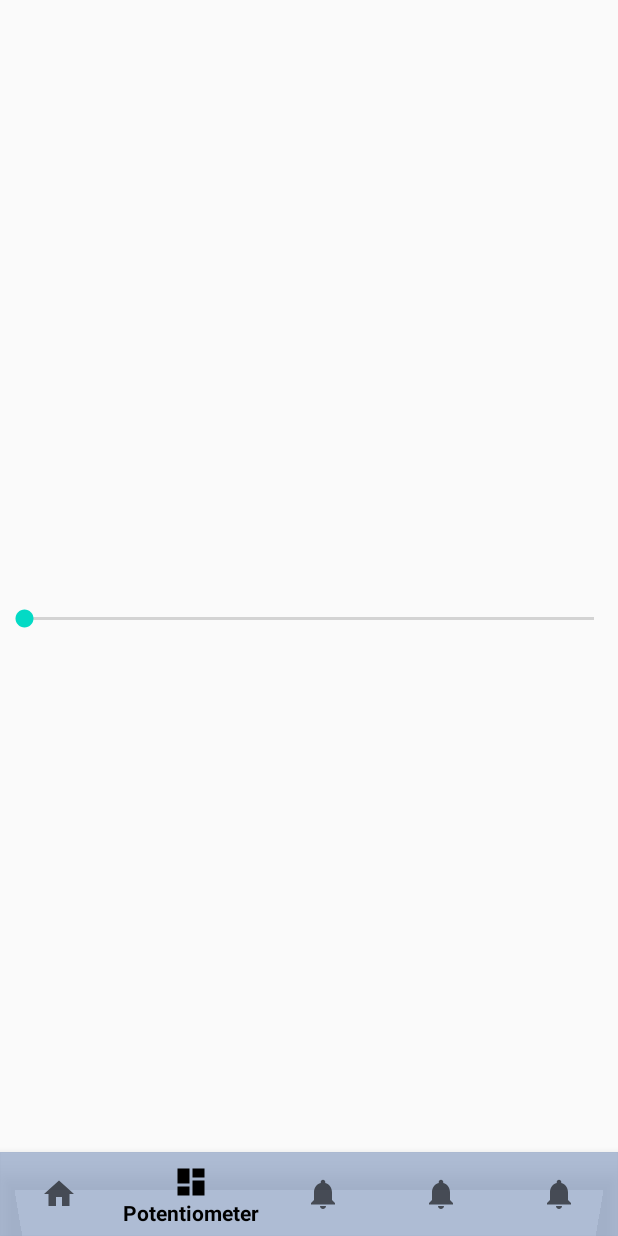
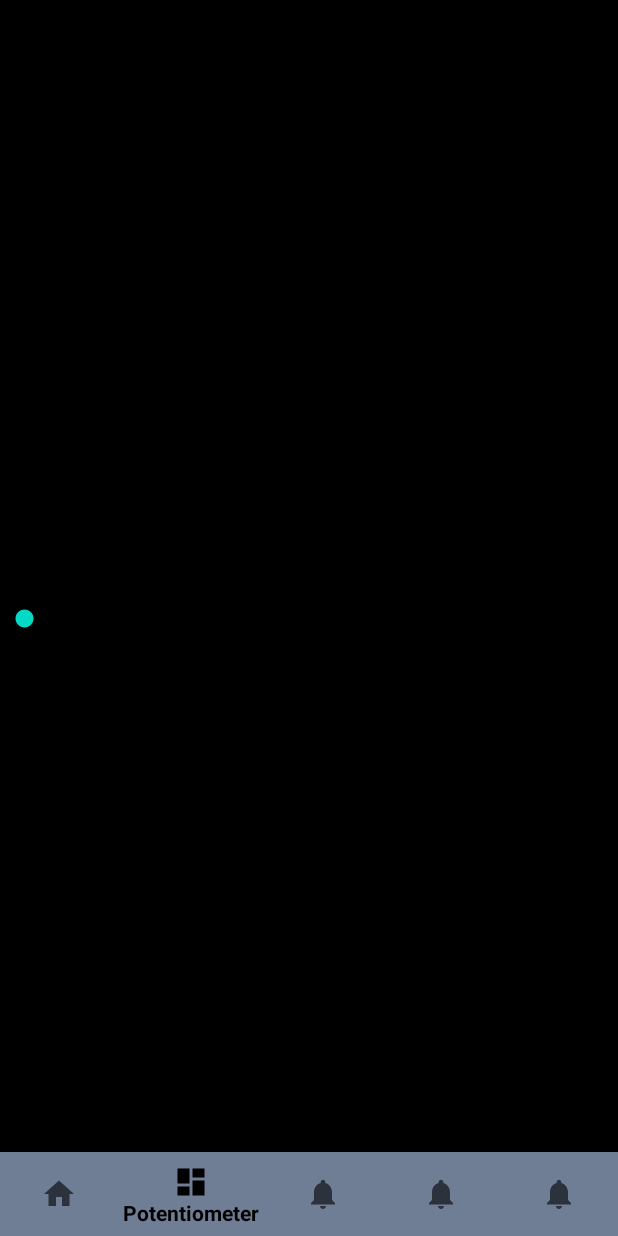
Before and after one commit to zvonimirplivelic/Bulbz, an Android app: the EmergencyFragment screen opened through its navigation route, item 2 of the bottom bar chosen, on a phone screen of 412 x 824 dp. Run offline under Robolectric (Android 15) with nearby library versions, the light colour scheme and no system bars; our stand-ins replace navigation-ui.

Commit message:
Potentiometer done

```diff
--- a/app/src/main/java/com/zvonimirplivelic/bulbz/ui/EmergencyFragment.kt
+++ b/app/src/main/java/com/zvonimirplivelic/bulbz/ui/EmergencyFragment.kt
@@ -16,4 +16,9 @@
     ): View? {
         return inflater.inflate(R.layout.fragment_emergency, container, false)
     }
+
+    override fun onViewCreated(view: View, savedInstanceState: Bundle?) {
+        super.onViewCreated(view, savedInstanceState)
+
+    }
 }
--- a/app/src/main/java/com/zvonimirplivelic/bulbz/ui/FlashlightFragment.kt
+++ b/app/src/main/java/com/zvonimirplivelic/bulbz/ui/FlashlightFragment.kt
@@ -13,20 +13,20 @@
 
 class FlashlightFragment : Fragment() {
     private var lightOn = false
-    private lateinit var clFlashlight: ConstraintLayout
-    private lateinit var ivFlashlight: ImageView
+
     override fun onCreateView(
         inflater: LayoutInflater,
         container: ViewGroup?,
         savedInstanceState: Bundle?
     ): View? {
+
         return inflater.inflate(R.layout.fragment_flashlight, container, false)
     }
 
     override fun onViewCreated(view: View, savedInstanceState: Bundle?) {
         super.onViewCreated(view, savedInstanceState)
-        ivFlashlight = view.findViewById(R.id.iv_flashlight)
-        clFlashlight = view.findViewById(R.id.cl_flashlight_layout)
+        val ivFlashlight: ImageView = view.findViewById(R.id.iv_flashlight)
+        val clFlashlight: ConstraintLayout = view.findViewById(R.id.cl_flashlight_layout)
 
         ivFlashlight.setOnClickListener {
             lightOn = if (lightOn) {
--- a/app/src/main/java/com/zvonimirplivelic/bulbz/ui/PotentiometerFragment.kt
+++ b/app/src/main/java/com/zvonimirplivelic/bulbz/ui/PotentiometerFragment.kt
@@ -1,21 +1,44 @@
 package com.zvonimirplivelic.bulbz.ui
 
+import android.graphics.Color
 import android.os.Bundle
 import android.view.LayoutInflater
 import android.view.View
 import android.view.ViewGroup
+import android.widget.SeekBar
+import androidx.constraintlayout.widget.ConstraintLayout
 import androidx.fragment.app.Fragment
 import com.zvonimirplivelic.bulbz.R
 
+const val TAG = "POTFRAG"
+
 class PotentiometerFragment : Fragment() {
 
-
     override fun onCreateView(
-            inflater: LayoutInflater,
-            container: ViewGroup?,
-            savedInstanceState: Bundle?
+        inflater: LayoutInflater,
+        container: ViewGroup?,
+        savedInstanceState: Bundle?
     ): View? {
 
         return inflater.inflate(R.layout.fragment_potentiometer, container, false)
     }
+
+    override fun onViewCreated(view: View, savedInstanceState: Bundle?) {
+        super.onViewCreated(view, savedInstanceState)
+        val sbPotentiometer: SeekBar = view.findViewById(R.id.sb_potentiometer)
+        val clPotentiometer: ConstraintLayout = view.findViewById(R.id.cl_potentiometer)
+
+        sbPotentiometer.setOnSeekBarChangeListener(object : SeekBar.OnSeekBarChangeListener {
+            override fun onProgressChanged(seekBar: SeekBar?, progress: Int, fromUser: Boolean) {
+                seekBar?.let {
+                    clPotentiometer.setBackgroundColor(Color.argb(255, progress, progress, progress))
+                }
+            }
+
+            override fun onStartTrackingTouch(seekBar: SeekBar?) {}
+
+            override fun onStopTrackingTouch(seekBar: SeekBar?) {}
+
+        })
+    }
 }
--- a/app/src/main/res/layout/fragment_potentiometer.xml
+++ b/app/src/main/res/layout/fragment_potentiometer.xml
@@ -3,13 +3,19 @@
     xmlns:app="http://schemas.android.com/apk/res-auto"
     xmlns:tools="http://schemas.android.com/tools"
     android:layout_width="match_parent"
+    android:background="@android:color/black"
     android:layout_height="match_parent"
+    android:id="@+id/cl_potentiometer"
     tools:context=".ui.PotentiometerFragment">
 
     <SeekBar
-        android:id="@+id/sbPotentiometer"
+        android:id="@+id/sb_potentiometer"
         android:layout_width="match_parent"
         android:layout_height="wrap_content"
+        android:min="0"
+        android:max="255"
+        android:progress="0"
+        android:indeterminate="false"
         app:layout_constraintLeft_toLeftOf="parent"
         app:layout_constraintRight_toRightOf="parent"
         app:layout_constraintTop_toTopOf="parent"
--- a/app/src/main/res/menu/bottom_nav_menu.xml
+++ b/app/src/main/res/menu/bottom_nav_menu.xml
@@ -24,6 +24,6 @@
     <item
         android:id="@+id/navigation_lightshow"
         android:icon="@drawable/ic_notifications_black_24dp"
-        android:title="@string/title_emergency" />
+        android:title="@string/title_lightshow" />
 
 </menu>
```
